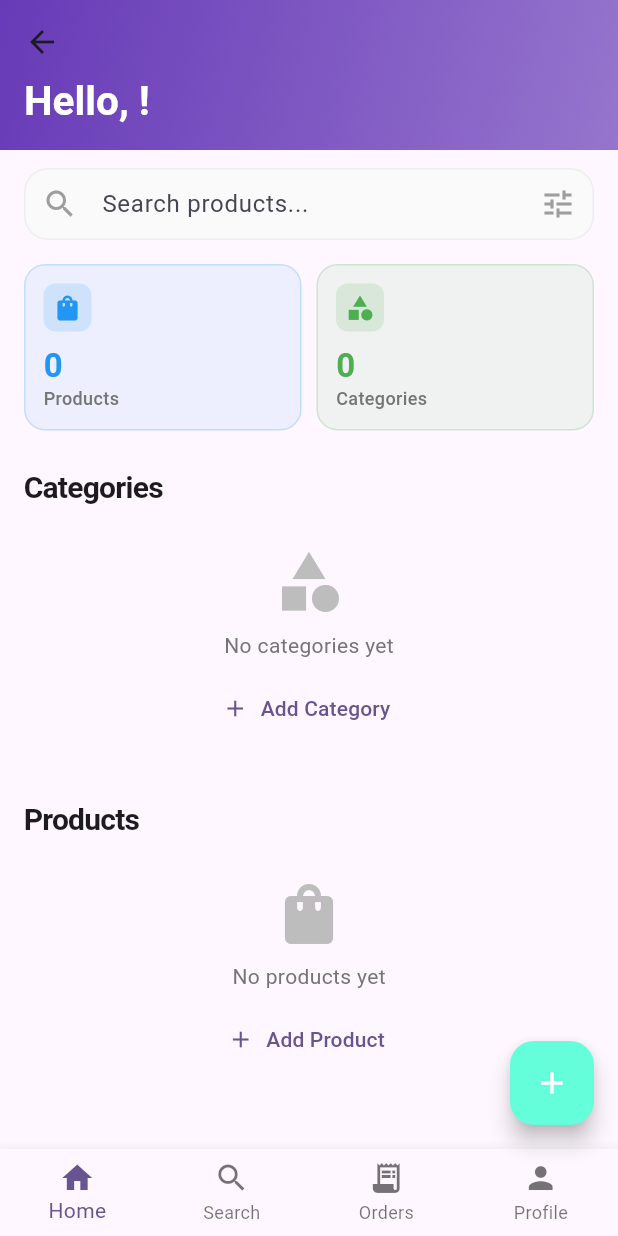
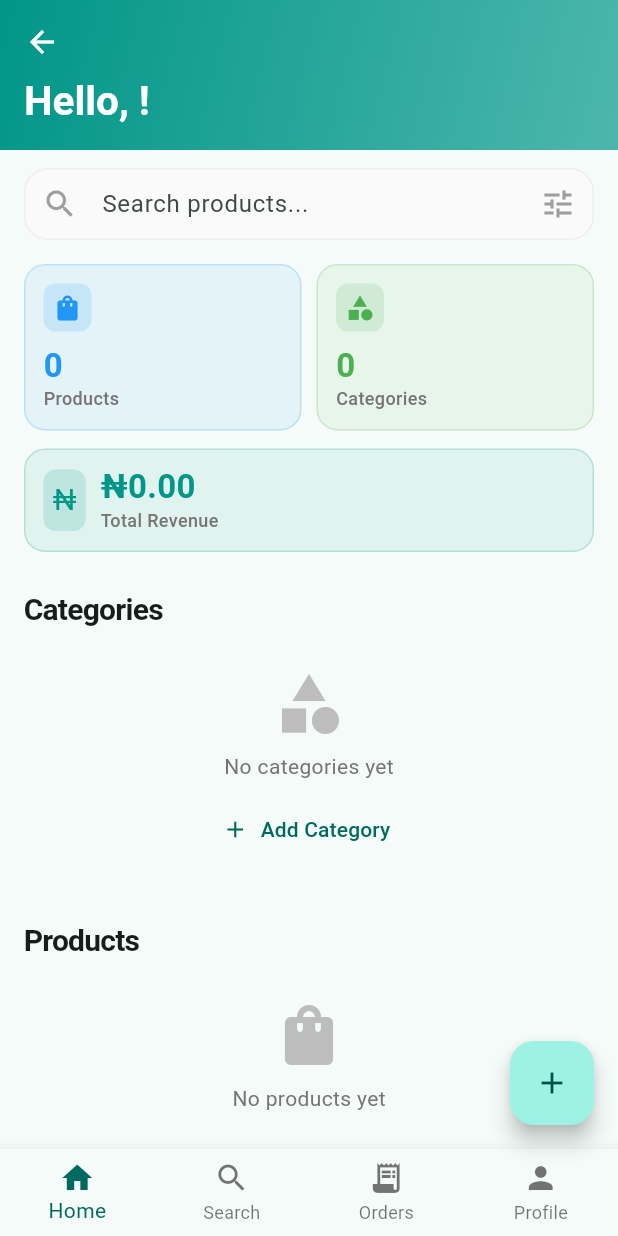
Before and after one commit to chinedujames259/bsc-frontend, a Flutter app: the HomeScreen screen opened directly, on a phone screen of 412 x 824 dp. Run offline on Flutter 3.47's test engine with Material 3 defaults, Android fonts, the phone set to English and light mode, and no system bars; our stand-ins replace image_picker, shared_preferences; accounts and stored records are empty; network calls fail.

Commit message:
add stuff

```diff
--- a/lib/models/stats.dart
+++ b/lib/models/stats.dart
@@ -12,15 +12,40 @@ class OrderStatusCount {
   }
 }
 
+class RevenueStats {
+  final double overallTotal;
+  final double pendingTotal;
+  final double completedTotal;
+  final double cancelledTotal;
+
+  RevenueStats({
+    required this.overallTotal,
+    required this.pendingTotal,
+    required this.completedTotal,
+    required this.cancelledTotal,
+  });
+
+  factory RevenueStats.fromJson(Map<String, dynamic> json) {
+    return RevenueStats(
+      overallTotal: (json['overallTotal'] as num).toDouble(),
+      pendingTotal: (json['pendingTotal'] as num).toDouble(),
+      completedTotal: (json['completedTotal'] as num).toDouble(),
+      cancelledTotal: (json['cancelledTotal'] as num).toDouble(),
+    );
+  }
+}
+
 class UserStats {
   final int totalProducts;
   final int totalCategories;
   final List<OrderStatusCount> ordersByStatus;
+  final RevenueStats revenue;
 
   UserStats({
     required this.totalProducts,
     required this.totalCategories,
     required this.ordersByStatus,
+    required this.revenue,
   });
 
   factory UserStats.fromJson(Map<String, dynamic> json) {
@@ -32,6 +57,7 @@ class UserStats {
             (item) => OrderStatusCount.fromJson(item as Map<String, dynamic>),
           )
           .toList(),
+      revenue: RevenueStats.fromJson(json['revenue'] as Map<String, dynamic>),
     );
   }
 }
--- a/lib/screens/home_screen.dart
+++ b/lib/screens/home_screen.dart
@@ -4,6 +4,7 @@ import '../providers/auth_provider.dart';
 import '../providers/category_provider.dart';
 import '../providers/product_provider.dart';
 import '../providers/stats_provider.dart';
+import '../models/stats.dart';
 import 'add_category_screen.dart';
 import 'add_product_screen.dart';
 import 'orders_screen.dart';
@@ -108,8 +109,7 @@ class _HomeScreenState extends State<HomeScreen> {
       floatingActionButton: _selectedIndex == 0
           ? FloatingActionButton(
               onPressed: () => _showAddOptions(context),
-              backgroundColor: Colors.tealAccent,
-              child: const Icon(Icons.add, color: Colors.white),
+              child: const Icon(Icons.add),
             )
           : null,
     );
@@ -124,7 +124,7 @@ class _HomeScreenState extends State<HomeScreen> {
           mainAxisSize: MainAxisSize.min,
           children: [
             ListTile(
-              leading: const Icon(Icons.shopping_bag, color: Colors.deepPurple),
+              leading: const Icon(Icons.shopping_bag, color: Colors.teal),
               title: const Text('Add Product'),
               onTap: () async {
                 Navigator.pop(context);
@@ -140,7 +140,7 @@ class _HomeScreenState extends State<HomeScreen> {
               },
             ),
             ListTile(
-              leading: const Icon(Icons.category, color: Colors.deepPurple),
+              leading: const Icon(Icons.category, color: Colors.teal),
               title: const Text('Add Category'),
               onTap: () async {
                 Navigator.pop(context);
@@ -214,7 +214,6 @@ class _HomePageState extends State<HomePage> {
             expandedHeight: 100,
             floating: true,
             pinned: true,
-            backgroundColor: Colors.deepPurple,
             elevation: 0,
             flexibleSpace: FlexibleSpaceBar(
               titlePadding: const EdgeInsets.only(left: 16, bottom: 16),
@@ -231,7 +230,7 @@ class _HomePageState extends State<HomePage> {
                   gradient: LinearGradient(
                     begin: Alignment.topLeft,
                     end: Alignment.bottomRight,
-                    colors: [Colors.deepPurple, Colors.deepPurple.shade300],
+                    colors: [Colors.teal, Colors.teal.shade300],
                   ),
                 ),
               ),
@@ -279,7 +278,7 @@ class _HomePageState extends State<HomePage> {
                   ),
                   focusedBorder: OutlineInputBorder(
                     borderRadius: BorderRadius.circular(16),
-                    borderSide: BorderSide(color: Colors.deepPurple, width: 2),
+                    borderSide: BorderSide(color: Colors.teal, width: 2),
                   ),
                   contentPadding: const EdgeInsets.symmetric(
                     horizontal: 16,
@@ -326,7 +325,7 @@ class _HomePageState extends State<HomePage> {
                       ),
                       child: const Text(
                         'See All',
-                        style: TextStyle(fontSize: 14),
+                        style: TextStyle(fontSize: 14, color: Colors.teal),
                       ),
                     ),
                 ],
@@ -436,7 +435,7 @@ class _HomePageState extends State<HomePage> {
                       ),
                       child: const Text(
                         'See All',
-                        style: TextStyle(fontSize: 14),
+                        style: TextStyle(fontSize: 14, color: Colors.teal),
                       ),
                     ),
                 ],
@@ -564,16 +563,73 @@ class _HomePageState extends State<HomePage> {
             ],
           ],
         ),
+        const SizedBox(height: 12),
+        Container(
+          padding: const EdgeInsets.all(12),
+          decoration: BoxDecoration(
+            color: Colors.teal.withOpacity(0.08),
+            borderRadius: BorderRadius.circular(14),
+            border: Border.all(color: Colors.teal.withOpacity(0.2), width: 1),
+          ),
+          child: Row(
+            children: [
+              Container(
+                padding: const EdgeInsets.all(6),
+                decoration: BoxDecoration(
+                  color: Colors.teal.withOpacity(0.15),
+                  borderRadius: BorderRadius.circular(8),
+                ),
+                child: Text(
+                  '₦',
+                  style: TextStyle(fontSize: 20, color: Colors.teal),
+                ),
+              ),
+              const SizedBox(width: 10),
+              Expanded(
+                child: Column(
+                  crossAxisAlignment: CrossAxisAlignment.start,
+                  children: [
+                    Text(
+                      '₦${stats.revenue.overallTotal.toStringAsFixed(2)}',
+                      style: const TextStyle(
+                        fontSize: 22,
+                        fontWeight: FontWeight.bold,
+                        color: Colors.teal,
+                        height: 1.1,
+                      ),
+                    ),
+                    const SizedBox(height: 2),
+                    Text(
+                      'Total Revenue',
+                      style: TextStyle(
+                        fontSize: 12,
+                        color: Colors.grey.shade600,
+                        fontWeight: FontWeight.w500,
+                      ),
+                      maxLines: 1,
+                      overflow: TextOverflow.ellipsis,
+                    ),
+                  ],
+                ),
+              ),
+            ],
+          ),
+        ),
         if (stats.ordersByStatus.isNotEmpty) ...[
           const SizedBox(height: 12),
           Wrap(
             spacing: 6,
             runSpacing: 6,
             children: stats.ordersByStatus.map((orderStatus) {
+              final revenue = _getRevenueForStatus(
+                stats.revenue,
+                orderStatus.status,
+              );
               return _CompactStatusChip(
                 status: orderStatus.status,
                 count: orderStatus.count,
                 color: _getStatusColor(orderStatus.status),
+                revenue: revenue,
               );
             }).toList(),
           ),
@@ -592,6 +648,19 @@ class _HomePageState extends State<HomePage> {
         return Colors.red;
       default:
         return Colors.grey;
+    }
+  }
+
+  double _getRevenueForStatus(RevenueStats revenue, String status) {
+    switch (status.toLowerCase()) {
+      case 'pending':
+        return revenue.pendingTotal;
+      case 'completed':
+        return revenue.completedTotal;
+      case 'cancelled':
+        return revenue.cancelledTotal;
+      default:
+        return 0.0;
     }
   }
 }
@@ -661,11 +730,13 @@ class _CompactStatusChip extends StatelessWidget {
   final String status;
   final int count;
   final Color color;
+  final double revenue;
 
   const _CompactStatusChip({
     required this.status,
     required this.count,
     required this.color,
+    required this.revenue,
   });
 
   @override
@@ -699,12 +770,31 @@ class _CompactStatusChip extends StatelessWidget {
             ),
           ),
           const SizedBox(width: 6),
+          Expanded(
+            child: Column(
+              crossAxisAlignment: CrossAxisAlignment.start,
+              mainAxisSize: MainAxisSize.min,
+              children: [
                 Text(
                   status,
                   style: TextStyle(
                     fontSize: 12,
                     fontWeight: FontWeight.w600,
                     color: Colors.grey.shade700,
+                  ),
+                ),
+                if (revenue > 0) ...[
+                  const SizedBox(height: 2),
+                  Text(
+                    '₦${revenue.toStringAsFixed(2)}',
+                    style: TextStyle(
+                      fontSize: 10,
+                      fontWeight: FontWeight.w500,
+                      color: color,
+                    ),
+                  ),
+                ],
+              ],
             ),
           ),
         ],
@@ -817,7 +907,7 @@ class ProductCard extends StatelessWidget {
                               child: Icon(
                                 Icons.shopping_bag,
                                 size: 48,
-                                color: Colors.deepPurple.shade200,
+                                color: Colors.teal.shade200,
                               ),
                             );
                           },
@@ -827,7 +917,7 @@ class ProductCard extends StatelessWidget {
                         child: Icon(
                           Icons.shopping_bag,
                           size: 48,
-                          color: Colors.deepPurple.shade200,
+                          color: Colors.teal.shade200,
                         ),
                       ),
               ),
@@ -868,13 +958,13 @@ class ProductCard extends StatelessWidget {
                               const SizedBox(height: 4),
                               Text(
                                 product.price != null
-                                    ? '\$${product.price}'
+                                    ? '₦${product.price}'
                                     : 'No price',
                                 style: TextStyle(
                                   fontSize: 15,
                                   fontWeight: FontWeight.bold,
                                   color: product.price != null
-                                      ? Colors.deepPurple
+                                      ? Colors.teal
                                       : Colors.grey.shade500,
                                 ),
                               ),
@@ -987,7 +1077,7 @@ class _SearchPageState extends State<SearchPage> {
                   ),
                   focusedBorder: OutlineInputBorder(
                     borderRadius: BorderRadius.circular(16),
-                    borderSide: BorderSide(color: Colors.deepPurple, width: 2),
+                    borderSide: BorderSide(color: Colors.transparent, width: 2),
                   ),
                   contentPadding: const EdgeInsets.symmetric(
                     horizontal: 16,
```
Also changed, not shown: lib/main.dart (+10 -7 lines), lib/screens/add_category_screen.dart (+8 -14 lines), lib/screens/add_product_screen.dart (+31 -29 lines), lib/screens/categories_screen.dart (+10 -43 lines), lib/screens/order_detail_screen.dart (+9 -11 lines), lib/screens/orders_screen.dart (+14 -25 lines), lib/screens/product_detail_screen.dart (+8 -12 lines), lib/screens/products_screen.dart (+18 -42 lines), lib/screens/signin_screen.dart (+13 -20 lines), lib/screens/signup_screen.dart (+13 -22 lines). Lines whose indentation alone changed are shown as unchanged.
